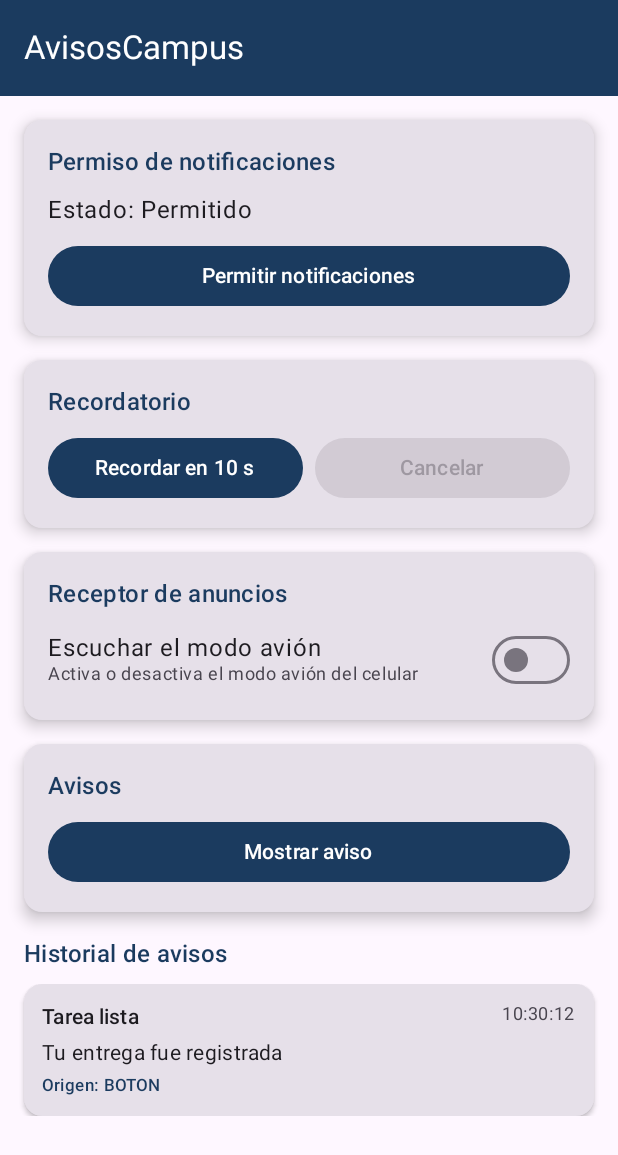
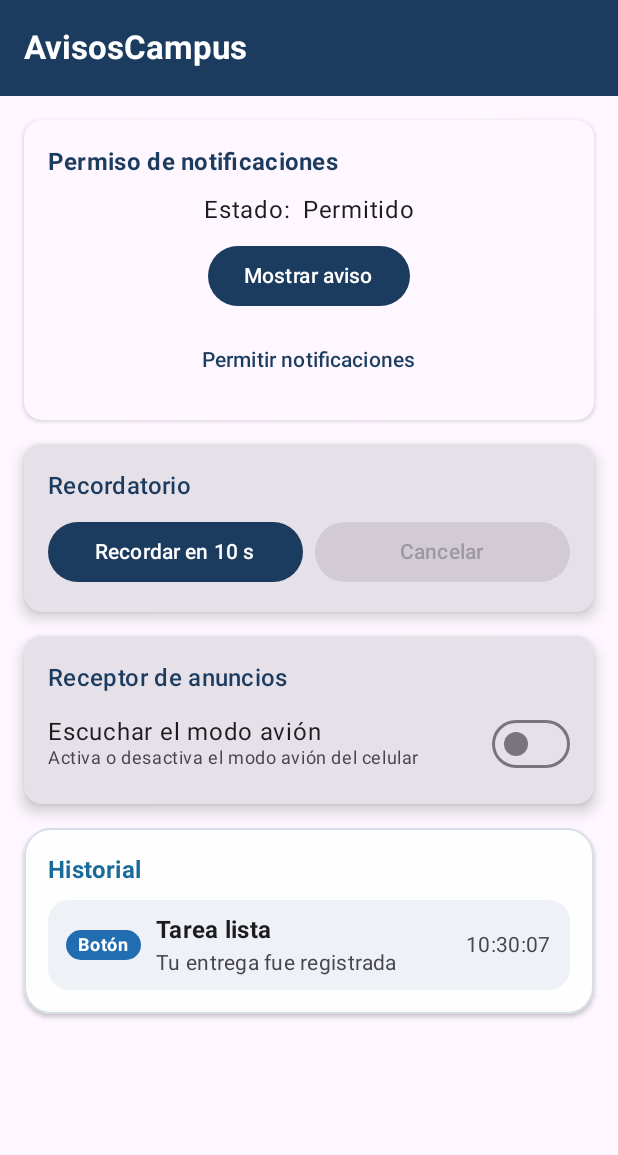
Before and after one commit to Programer-DMeli/AvisosCampus, an Android app built with Jetpack Compose: the screen it shows after launch (MainActivity), after a tap on "Mostrar aviso", on a phone screen of 412 x 824 dp. Shown: the top 1155 px of the screen. Run offline under Robolectric (Android 15) with nearby library versions, the phone set to English and light mode, and no system bars.

Commit message:
feat(ui): agrega historial de avisos

```diff
--- a/app/src/main/java/com/carbajal/avisoscampus/data/AvisosRepository.kt
+++ b/app/src/main/java/com/carbajal/avisoscampus/data/AvisosRepository.kt
@@ -1,19 +1,19 @@
 package com.carbajal.avisoscampus.data
 
 import com.carbajal.avisoscampus.model.Aviso
-import kotlinx.coroutines.flow.Flow
 import kotlinx.coroutines.flow.MutableStateFlow
+import kotlinx.coroutines.flow.StateFlow
 import kotlinx.coroutines.flow.asStateFlow
 
 interface AvisosRepository {
-    val avisos: Flow<List<Aviso>>
+    val avisos: StateFlow<List<Aviso>>
     suspend fun agregar(aviso: Aviso)
 }
 
 class AvisosRepositoryMemoria : AvisosRepository {
     private val lista = mutableListOf<Aviso>()
     private val _avisos = MutableStateFlow<List<Aviso>>(emptyList())
-    override val avisos: Flow<List<Aviso>> = _avisos.asStateFlow()
+    override val avisos = _avisos.asStateFlow()
 
     override suspend fun agregar(aviso: Aviso) {
         lista.add(0, aviso)
--- a/app/src/main/java/com/carbajal/avisoscampus/model/Modelos.kt
+++ b/app/src/main/java/com/carbajal/avisoscampus/model/Modelos.kt
@@ -6,10 +6,10 @@ enum class PermisoUi {
     DENEGADO
 }
 
-enum class Origen {
-    BOTON,
-    RECORDATORIO,
-    MODO_AVION
+enum class Origen(val texto: String) {
+    BOTON("Botón"),
+    RECORDATORIO("Recordatorio"),
+    MODO_AVION("Modo avión")
 }
 
 data class Aviso(
--- a/app/src/main/java/com/carbajal/avisoscampus/notificacion/Notificador.kt
+++ b/app/src/main/java/com/carbajal/avisoscampus/notificacion/Notificador.kt
@@ -5,6 +5,7 @@ import android.annotation.SuppressLint
 import android.app.NotificationChannel
 import android.app.NotificationManager
 import android.app.PendingIntent
+import android.content.ComponentName
 import android.content.Context
 import android.content.Intent
 import android.content.pm.PackageManager
@@ -35,14 +36,15 @@ object Notificador {
     }
 
     fun tienePermiso(context: Context): Boolean {
-        return if (Build.VERSION.SDK_INT < 33) {
-            true
-        } else {
+        if (Build.VERSION.SDK_INT >= Build.VERSION_CODES.TIRAMISU &&
             ContextCompat.checkSelfPermission(
                 context,
                 Manifest.permission.POST_NOTIFICATIONS
-            ) == PackageManager.PERMISSION_GRANTED
+            ) != PackageManager.PERMISSION_GRANTED
+        ) {
+            return false
         }
+        return NotificationManagerCompat.from(context).areNotificationsEnabled()
     }
 
     @SuppressLint("MissingPermission")
@@ -51,7 +53,13 @@ object Notificador {
         Log.d("Notificador", "mostrar: ${aviso.titulo} - ${aviso.texto}, tienePermiso=$perm")
         if (!perm) return false
 
-        val intent = Intent(context, MainActivity::class.java)
+        val intent = Intent.makeMainActivity(ComponentName(context, MainActivity::class.java)).apply {
+            addFlags(
+                Intent.FLAG_ACTIVITY_NEW_TASK or
+                    Intent.FLAG_ACTIVITY_CLEAR_TOP or
+                    Intent.FLAG_ACTIVITY_SINGLE_TOP
+            )
+        }
         val pendiente = PendingIntent.getActivity(
             context,
             0,
--- a/app/src/main/java/com/carbajal/avisoscampus/ui/HistorialAvisos.kt
+++ b/app/src/main/java/com/carbajal/avisoscampus/ui/HistorialAvisos.kt
@@ -1,76 +1,145 @@
 package com.carbajal.avisoscampus.ui
 
-import androidx.compose.foundation.layout.*
-import androidx.compose.foundation.lazy.LazyColumn
-import androidx.compose.foundation.lazy.items
-import androidx.compose.material3.*
+import androidx.compose.foundation.BorderStroke
+import androidx.compose.foundation.background
+import androidx.compose.foundation.isSystemInDarkTheme
+import androidx.compose.foundation.layout.Arrangement
+import androidx.compose.foundation.layout.BoxWithConstraints
+import androidx.compose.foundation.layout.Column
+import androidx.compose.foundation.layout.Row
+import androidx.compose.foundation.layout.fillMaxWidth
+import androidx.compose.foundation.layout.padding
+import androidx.compose.foundation.shape.RoundedCornerShape
+import androidx.compose.material3.Card
+import androidx.compose.material3.CardDefaults
+import androidx.compose.material3.MaterialTheme
+import androidx.compose.material3.Surface
+import androidx.compose.material3.Text
 import androidx.compose.runtime.Composable
+import androidx.compose.runtime.remember
+import androidx.compose.ui.Alignment
 import androidx.compose.ui.Modifier
+import androidx.compose.ui.graphics.Color
+import androidx.compose.ui.platform.LocalDensity
+import androidx.compose.ui.text.font.FontWeight
 import androidx.compose.ui.unit.dp
 import com.carbajal.avisoscampus.model.Aviso
+import com.carbajal.avisoscampus.model.Origen
 import java.text.SimpleDateFormat
 import java.util.Date
 import java.util.Locale
 
 @Composable
-fun HistorialAvisos(avisos: List<Aviso>, modifier: Modifier = Modifier) {
-    Column(modifier = modifier.fillMaxWidth()) {
-        Text(
-            text = "Historial de avisos",
-            style = MaterialTheme.typography.titleMedium,
-            color = MaterialTheme.colorScheme.primary,
-            modifier = Modifier.padding(bottom = 8.dp)
-        )
-        if (avisos.isEmpty()) {
-            Text(
-                text = "No hay avisos registrados",
-                style = MaterialTheme.typography.bodyMedium,
-                color = MaterialTheme.colorScheme.onSurfaceVariant
-            )
-        } else {
-            LazyColumn(
-                verticalArrangement = Arrangement.spacedBy(8.dp),
-                modifier = Modifier.fillMaxWidth()
-            ) {
-                items(avisos) { aviso ->
+fun HistorialAvisos(avisos: List<Aviso>) {
+    val esquema = MaterialTheme.colorScheme
+    val oscuro = isSystemInDarkTheme()
+    val tarjeta = if (oscuro) esquema.surfaceContainerLow else Color(0xFFFFFEFF)
+    val fondoFila = if (oscuro) esquema.surfaceContainerHigh else Color(0xFFEEF2F7)
+    val borde = if (oscuro) esquema.outlineVariant else Color(0xFFD6DEE8)
+    val titulo = if (oscuro) Color(0xFF9DCEFA) else Color(0xFF196B9A)
+    val formatoHora = remember { SimpleDateFormat("HH:mm:ss", Locale.getDefault()) }
+
     Card(
         modifier = Modifier.fillMaxWidth(),
+        shape = RoundedCornerShape(18.dp),
+        colors = CardDefaults.cardColors(containerColor = tarjeta, contentColor = esquema.onSurface),
+        border = BorderStroke(1.dp, borde),
         elevation = CardDefaults.cardElevation(defaultElevation = 2.dp)
     ) {
         Column(
-                            modifier = Modifier
-                                .fillMaxWidth()
-                                .padding(12.dp),
-                            verticalArrangement = Arrangement.spacedBy(4.dp)
-                        ) {
-                            Row(
-                                modifier = Modifier.fillMaxWidth(),
-                                horizontalArrangement = Arrangement.SpaceBetween
+            modifier = Modifier.padding(16.dp),
+            verticalArrangement = Arrangement.spacedBy(8.dp)
         ) {
             Text(
-                                    text = aviso.titulo,
-                                    style = MaterialTheme.typography.titleSmall
+                text = "Historial",
+                style = MaterialTheme.typography.titleMedium,
+                fontWeight = FontWeight.Bold,
+                color = titulo
             )
-                                val timeStr = SimpleDateFormat("HH:mm:ss", Locale.getDefault()).format(Date(aviso.timestamp))
+
+            if (avisos.isEmpty()) {
                 Text(
-                                    text = timeStr,
-                                    style = MaterialTheme.typography.bodySmall,
-                                    color = MaterialTheme.colorScheme.onSurfaceVariant
+                    text = "Sin avisos todavía",
+                    style = MaterialTheme.typography.bodyMedium,
+                    color = esquema.onSurfaceVariant
                 )
-                            }
-                            Text(
-                                text = aviso.texto,
-                                style = MaterialTheme.typography.bodyMedium
-                            )
-                            Text(
-                                text = "Origen: ${aviso.origen}",
-                                style = MaterialTheme.typography.labelSmall,
-                                color = MaterialTheme.colorScheme.primary
-                            )
+            } else {
+                avisos.take(20).forEach { aviso ->
+                    FilaAviso(aviso, formatoHora.format(Date(aviso.timestamp)), fondoFila)
                 }
             }
         }
     }
 }
+
+@Composable
+private fun FilaAviso(aviso: Aviso, hora: String, fondo: Color) {
+    BoxWithConstraints(
+        modifier = Modifier
+            .fillMaxWidth()
+            .background(fondo, RoundedCornerShape(14.dp))
+            .padding(horizontal = 12.dp, vertical = 8.dp)
+    ) {
+        if (maxWidth < 250.dp || LocalDensity.current.fontScale > 1.3f) {
+            Column(verticalArrangement = Arrangement.spacedBy(4.dp)) {
+                EtiquetaOrigen(aviso.origen)
+                ContenidoAviso(aviso)
+                HoraAviso(hora)
+            }
+        } else {
+            Row(
+                modifier = Modifier.fillMaxWidth(),
+                horizontalArrangement = Arrangement.spacedBy(10.dp),
+                verticalAlignment = Alignment.CenterVertically
+            ) {
+                EtiquetaOrigen(aviso.origen)
+                ContenidoAviso(aviso, Modifier.weight(1f))
+                HoraAviso(hora)
             }
         }
+    }
+}
+
+@Composable
+private fun EtiquetaOrigen(origen: Origen) {
+    val fondo = when (origen) {
+        Origen.BOTON -> Color(0xFF226DB1)
+        Origen.RECORDATORIO -> Color(0xFFF4AA00)
+        Origen.MODO_AVION -> Color(0xFF7350B9)
+    }
+    val texto = if (origen == Origen.RECORDATORIO) Color(0xFF2B1B00) else Color.White
+
+    Surface(shape = RoundedCornerShape(50), color = fondo, contentColor = texto) {
+        Text(
+            text = origen.texto,
+            modifier = Modifier.padding(horizontal = 8.dp, vertical = 2.dp),
+            style = MaterialTheme.typography.labelMedium,
+            fontWeight = FontWeight.Bold
+        )
+    }
+}
+
+@Composable
+private fun ContenidoAviso(aviso: Aviso, modifier: Modifier = Modifier) {
+    Column(modifier = modifier) {
+        Text(
+            text = aviso.titulo,
+            style = MaterialTheme.typography.titleMedium,
+            fontWeight = FontWeight.Bold
+        )
+        Text(
+            text = aviso.texto,
+            style = MaterialTheme.typography.bodyMedium,
+            color = MaterialTheme.colorScheme.onSurfaceVariant
+        )
+    }
+}
+
+@Composable
+private fun HoraAviso(hora: String) {
+    Text(
+        text = hora,
+        style = MaterialTheme.typography.bodyMedium,
+        color = MaterialTheme.colorScheme.onSurfaceVariant
+    )
+}
--- a/app/src/main/java/com/carbajal/avisoscampus/ui/PantallaAvisos.kt
+++ b/app/src/main/java/com/carbajal/avisoscampus/ui/PantallaAvisos.kt
@@ -1,16 +1,31 @@
 package com.carbajal.avisoscampus.ui
 
 import android.Manifest
+import android.content.ActivityNotFoundException
+import android.content.Context
+import android.content.Intent
+import android.net.Uri
 import android.os.Build
+import android.provider.Settings
 import androidx.activity.compose.rememberLauncherForActivityResult
 import androidx.activity.result.contract.ActivityResultContracts
 import androidx.compose.foundation.layout.*
+import androidx.compose.foundation.rememberScrollState
+import androidx.compose.foundation.shape.RoundedCornerShape
+import androidx.compose.foundation.verticalScroll
 import androidx.compose.material3.*
 import androidx.compose.runtime.*
 import androidx.compose.ui.Alignment
 import androidx.compose.ui.Modifier
 import androidx.compose.ui.platform.LocalContext
+import androidx.compose.ui.semantics.LiveRegionMode
+import androidx.compose.ui.semantics.liveRegion
+import androidx.compose.ui.semantics.semantics
+import androidx.compose.ui.text.font.FontWeight
+import androidx.compose.ui.text.style.TextAlign
 import androidx.compose.ui.unit.dp
+import androidx.lifecycle.Lifecycle
+import androidx.lifecycle.compose.LifecycleEventEffect
 import com.carbajal.avisoscampus.model.PermisoUi
 import com.carbajal.avisoscampus.notificacion.Notificador
 import com.carbajal.avisoscampus.viewmodel.AvisosViewModel
@@ -20,7 +35,8 @@ import com.carbajal.avisoscampus.viewmodel.AvisosViewModel
 fun PantallaAvisos(vm: AvisosViewModel) {
     val context = LocalContext.current
     val permiso by vm.permiso.collectAsState()
-    val avisos by vm.avisos.collectAsState(initial = emptyList())
+    val mensaje by vm.mensaje.collectAsState()
+    val avisos by vm.avisos.collectAsState()
     val faltan by vm.faltan.collectAsState()
     val escuchando by vm.escuchandoAvion.collectAsState()
 
@@ -30,16 +46,14 @@ fun PantallaAvisos(vm: AvisosViewModel) {
         vm.permisoRespondido(concedido)
     }
 
-    LaunchedEffect(Unit) {
-        if (Notificador.tienePermiso(context)) {
-            vm.permisoRespondido(true)
-        }
+    LifecycleEventEffect(Lifecycle.Event.ON_RESUME) {
+        vm.actualizarPermiso()
     }
 
     Scaffold(
         topBar = {
             TopAppBar(
-                title = { Text("AvisosCampus", color = MaterialTheme.colorScheme.onPrimary) },
+                title = { Text("AvisosCampus", fontWeight = FontWeight.Bold) },
                 colors = TopAppBarDefaults.topAppBarColors(
                     containerColor = MaterialTheme.colorScheme.primary,
                     titleContentColor = MaterialTheme.colorScheme.onPrimary
@@ -51,13 +65,14 @@ fun PantallaAvisos(vm: AvisosViewModel) {
             modifier = Modifier
                 .fillMaxSize()
                 .padding(innerPadding)
+                .verticalScroll(rememberScrollState())
                 .padding(16.dp),
             verticalArrangement = Arrangement.spacedBy(16.dp)
         ) {
-            // Card Permiso
             Card(
                 modifier = Modifier.fillMaxWidth(),
-                elevation = CardDefaults.cardElevation(defaultElevation = 6.dp)
+                colors = CardDefaults.cardColors(containerColor = MaterialTheme.colorScheme.surface),
+                elevation = CardDefaults.cardElevation(defaultElevation = 2.dp)
             ) {
                 Column(
                     modifier = Modifier
@@ -68,28 +83,80 @@ fun PantallaAvisos(vm: AvisosViewModel) {
                     Text(
                         text = "Permiso de notificaciones",
                         style = MaterialTheme.typography.titleMedium,
+                        fontWeight = FontWeight.Bold,
                         color = MaterialTheme.colorScheme.primary
                     )
 
-                    val textoPermiso = when (permiso) {
-                        PermisoUi.SIN_PEDIR -> "Sin pedir"
-                        PermisoUi.PERMITIDO -> "Permitido"
-                        PermisoUi.DENEGADO -> "Denegado"
+                    Row(
+                        modifier = Modifier.align(Alignment.CenterHorizontally),
+                        horizontalArrangement = Arrangement.spacedBy(8.dp),
+                        verticalAlignment = Alignment.CenterVertically
+                    ) {
+                        Text("Estado:")
+                        if (permiso == PermisoUi.DENEGADO) {
+                            Surface(
+                                shape = RoundedCornerShape(50),
+                                color = MaterialTheme.colorScheme.errorContainer,
+                                contentColor = MaterialTheme.colorScheme.onErrorContainer
+                            ) {
+                                Text(
+                                    text = "Denegado",
+                                    modifier = Modifier.padding(horizontal = 10.dp, vertical = 2.dp),
+                                    fontWeight = FontWeight.Bold
+                                )
+                            }
+                        } else {
+                            Text(if (permiso == PermisoUi.PERMITIDO) "Permitido" else "Sin pedir")
+                        }
                     }
-                    Text(text = "Estado: $textoPermiso")
 
                     Button(
+                        onClick = { vm.avisaraHora() },
+                        modifier = Modifier.align(Alignment.CenterHorizontally)
+                    ) {
+                        Text("Mostrar aviso")
+                    }
+
+                    TextButton(
                         onClick = {
-                            if (Build.VERSION.SDK_INT >= 33) {
-                                lanzador.launch(Manifest.permission.POST_NOTIFICATIONS)
-                            } else {
-                                vm.permisoRespondido(true)
+                            when {
+                                Notificador.tienePermiso(context) -> vm.permisoRespondido(true)
+                                Build.VERSION.SDK_INT >= Build.VERSION_CODES.TIRAMISU ->
+                                    lanzador.launch(Manifest.permission.POST_NOTIFICATIONS)
+                                else -> abrirAjustesNotificaciones(context)
                             }
                         },
-                        modifier = Modifier.fillMaxWidth()
+                        modifier = Modifier.align(Alignment.CenterHorizontally)
                     ) {
                         Text("Permitir notificaciones")
                     }
+                }
+            }
+
+            mensaje?.let { texto ->
+                Surface(
+                    modifier = Modifier
+                        .fillMaxWidth()
+                        .semantics { liveRegion = LiveRegionMode.Polite },
+                    shape = RoundedCornerShape(14.dp),
+                    color = MaterialTheme.colorScheme.errorContainer,
+                    contentColor = MaterialTheme.colorScheme.onErrorContainer
+                ) {
+                    Text(
+                        text = texto,
+                        modifier = Modifier.padding(16.dp),
+                        style = MaterialTheme.typography.bodyMedium,
+                        textAlign = TextAlign.Center
+                    )
+                }
+            }
+
+            if (permiso == PermisoUi.DENEGADO) {
+                OutlinedButton(
+                    onClick = { abrirAjustesNotificaciones(context) },
+                    modifier = Modifier.align(Alignment.CenterHorizontally)
+                ) {
+                    Text("Abrir ajustes")
                 }
             }
 
@@ -182,38 +249,25 @@ fun PantallaAvisos(vm: AvisosViewModel) {
                 }
             }
 
-            // Card Avisos (Mostrar aviso)
-            Card(
-                modifier = Modifier.fillMaxWidth(),
-                elevation = CardDefaults.cardElevation(defaultElevation = 6.dp)
-            ) {
-                Column(
-                    modifier = Modifier
-                        .fillMaxWidth()
-                        .padding(16.dp),
-                    verticalArrangement = Arrangement.spacedBy(8.dp)
-                ) {
-                    Text(
-                        text = "Avisos",
-                        style = MaterialTheme.typography.titleMedium,
-                        color = MaterialTheme.colorScheme.primary
-                    )
-                    Button(
-                        onClick = { vm.avisaraHora() },
-                        modifier = Modifier.fillMaxWidth()
-                    ) {
-                        Text("Mostrar aviso")
-                    }
-                }
-            }
-
             // Historial
-            HistorialAvisos(
-                avisos = avisos,
-                modifier = Modifier
-                    .fillMaxWidth()
-                    .weight(1f)
-            )
+            HistorialAvisos(avisos)
         }
     }
 }
+
+private fun abrirAjustesNotificaciones(context: Context) {
+    if (Build.VERSION.SDK_INT >= Build.VERSION_CODES.O) {
+        val ajustes = Intent(Settings.ACTION_APP_NOTIFICATION_SETTINGS)
+            .putExtra(Settings.EXTRA_APP_PACKAGE, context.packageName)
+        try {
+            context.startActivity(ajustes)
+            return
+        } catch (_: ActivityNotFoundException) {
+            // Algunos dispositivos solo ofrecen la ficha general de la aplicación.
+        }
+    }
+
+    val ficha = Intent(Settings.ACTION_APPLICATION_DETAILS_SETTINGS)
+        .setData(Uri.fromParts("package", context.packageName, null))
+    context.startActivity(ficha)
+}
--- a/app/src/main/java/com/carbajal/avisoscampus/viewmodel/AvisosViewModel.kt
+++ b/app/src/main/java/com/carbajal/avisoscampus/viewmodel/AvisosViewModel.kt
@@ -3,6 +3,7 @@ package com.carbajal.avisoscampus.viewmodel
 import android.app.Application
 import android.content.Intent
 import android.content.IntentFilter
+import android.os.Build
 import androidx.core.content.ContextCompat
 import androidx.lifecycle.ViewModel
 import androidx.lifecycle.viewModelScope
@@ -14,7 +15,6 @@ import com.carbajal.avisoscampus.notificacion.Notificador
 import com.carbajal.avisoscampus.receiver.ModoAvionReceiver
 import kotlinx.coroutines.Job
 import kotlinx.coroutines.delay
-import kotlinx.coroutines.flow.Flow
 import kotlinx.coroutines.flow.MutableStateFlow
 import kotlinx.coroutines.flow.StateFlow
 import kotlinx.coroutines.flow.asStateFlow
@@ -28,7 +28,10 @@ class AvisosViewModel(
     private val _permiso = MutableStateFlow(PermisoUi.SIN_PEDIR)
     val permiso: StateFlow<PermisoUi> = _permiso.asStateFlow()
 
-    val avisos: Flow<List<Aviso>> = repository.avisos
+    private val _mensaje = MutableStateFlow<String?>(null)
+    val mensaje: StateFlow<String?> = _mensaje.asStateFlow()
+
+    val avisos: StateFlow<List<Aviso>> = repository.avisos
 
     private var trabajo: Job? = null
     private val _faltan = MutableStateFlow<Int?>(null)
@@ -40,10 +43,25 @@ class AvisosViewModel(
 
     fun permisoRespondido(concedido: Boolean) {
         _permiso.value = if (concedido) {
+            _mensaje.value = null
             PermisoUi.PERMITIDO
         } else {
             PermisoUi.DENEGADO
         }
+    }
+
+    fun actualizarPermiso() {
+        val concedido = Notificador.tienePermiso(aplicacion)
+        if (concedido || _permiso.value != PermisoUi.SIN_PEDIR ||
+            Build.VERSION.SDK_INT < Build.VERSION_CODES.TIRAMISU
+        ) {
+            permisoRespondido(concedido)
+        }
+    }
+
+    fun noSePudoMostrar() {
+        permisoRespondido(false)
+        _mensaje.value = "Sin permiso: el aviso se guardó en el historial, pero no se mostró"
     }
 
     fun avisaraHora() {
@@ -113,7 +131,9 @@ class AvisosViewModel(
 
     private suspend fun publicarAviso(aviso: Aviso) {
         repository.agregar(aviso)
-        Notificador.mostrar(aplicacion, aviso)
+        if (!Notificador.mostrar(aplicacion, aviso)) {
+            noSePudoMostrar()
+        }
     }
 
     override fun onCleared() {
```
Lines whose indentation alone changed are shown as unchanged.
